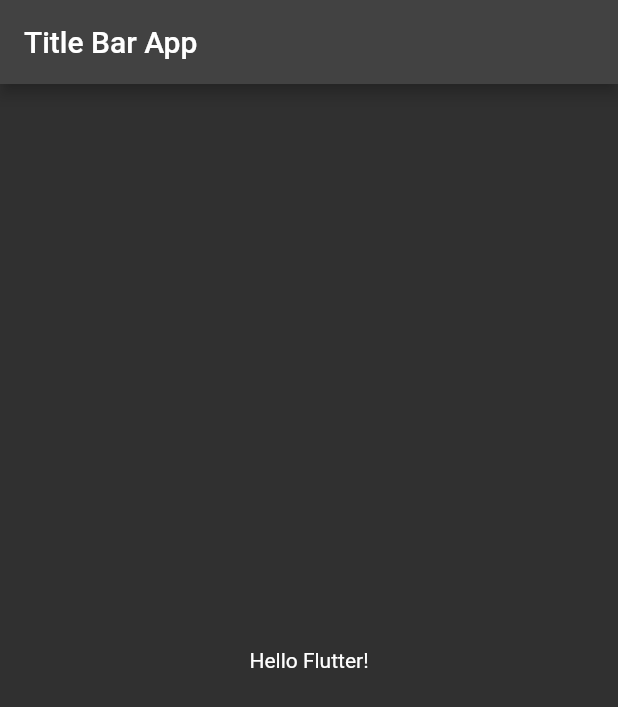
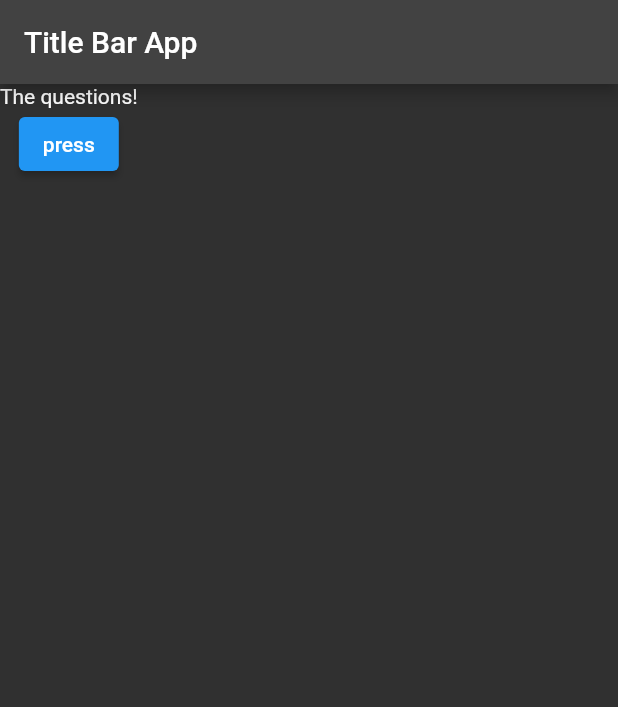
Before and after one commit to jjbingsy/first_app_studies, a Flutter app: the screen it shows after launch, on a phone screen of 412 x 824 dp. Shown: the top 707 px of the screen. Run offline on Flutter 3.47's test engine with Material 2 defaults, Android fonts, the phone set to English and light mode, and no system bars.

Commit message:
page section 30.

```diff
--- a/lib/main.dart
+++ b/lib/main.dart
@@ -3,9 +3,8 @@ import 'package:flutter/src/foundation/key.dart';
 import 'package:flutter/src/widgets/framework.dart';
 import 'package:flutter/src/widgets/placeholder.dart';
 
-void main() {
-  runApp(MyApp());
-}
+//Continue on 30.
+void main() => runApp(MyApp());
 
 class MyApp extends StatelessWidget {
   const MyApp({Key key}) : super(key: key);
@@ -20,7 +19,15 @@ class MyApp extends StatelessWidget {
         appBar: AppBar(
           title: Text("Title Bar App"),
         ),
-        body: Center(child: Text("Hello Flutter!")),
+        body: Column(
+          children: [
+            Text("The questions!"),
+            ElevatedButton(
+              onPressed: () => debugPrint("pressed"),
+              child: Text("press"),
+            ),
+          ],
+        ),
       ),
     );
   }
```
